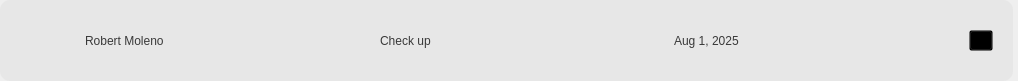
First picture: the form in Frontend/schedCard.ui, repository DreddVDomasian/Petmate-Desktop-Application, before the edit.
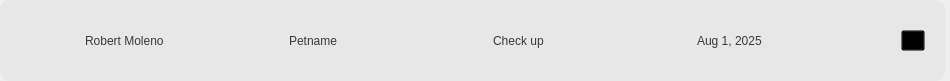
Second picture: the form after the edit. Icons and pictures are not drawn.

Commit message:
Add overdue status and UI for appointments and services
Backend serializers now provide overdue status for services and reminders for pets. Frontend UI and logic updated to support overdue, pending, completed, and cancelled states for both walk-in appointments and scheduled services, including new layouts, buttons, and filtering. Deletion now refreshes both appointment and service lists. Minor UI improvements and bug fixes included.

Patch:
```diff
--- a/Frontend/schedCard.ui
+++ b/Frontend/schedCard.ui
@@ -6,7 +6,7 @@
    <rect>
     <x>0</x>
     <y>0</y>
-    <width>1018</width>
+    <width>950</width>
     <height>81</height>
    </rect>
   </property>
@@ -35,7 +35,7 @@
    <property name="bottomMargin">
     <number>0</number>
    </property>
-   <item alignment="Qt::AlignTop">
+   <item>
     <widget class="QFrame" name="SchedCard">
      <property name="sizePolicy">
       <sizepolicy hsizetype="Expanding" vsizetype="Maximum">
@@ -117,6 +117,17 @@
         </property>
        </widget>
       </item>
+      <item>
+       <widget class="QLabel" name="petName">
+        <property name="styleSheet">
+         <string notr="true">font: 81 14pt &quot;Montserrat ExtraBold&quot;;
+color:rgb(57, 57, 57);</string>
+        </property>
+        <property name="text">
+         <string>Petname</string>
+        </property>
+       </widget>
+      </item>
       <item>
        <widget class="QLabel" name="ReturnServiceLabel">
         <property name="styleSheet">
```
The commit also changes 5 other files.
